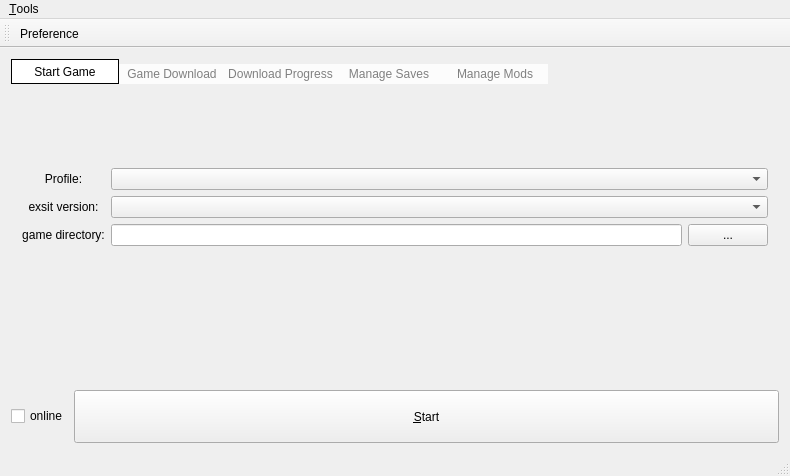
Old version of the form Kaminec/UI/kamineclauncher.ui in the repository kaniol-lck/Kaminec.
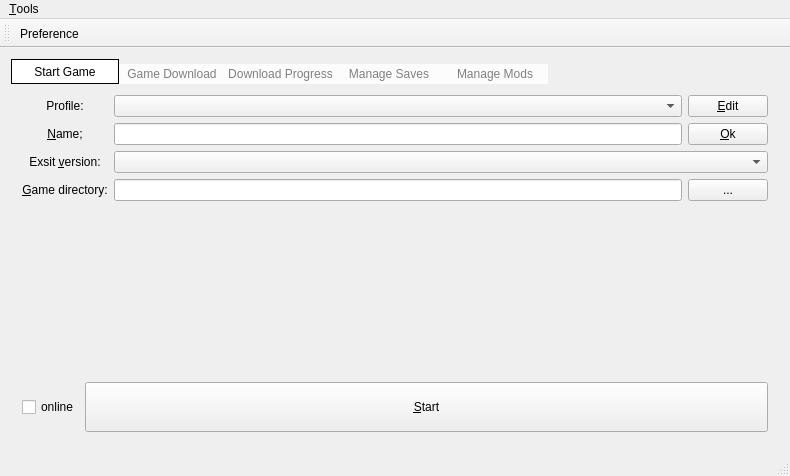
New version of the form.

Commit message: Add rename profile

```diff
--- a/Kaminec/UI/kamineclauncher.ui
+++ b/Kaminec/UI/kamineclauncher.ui
@@ -27,7 +27,7 @@
     <string notr="true"/>
    </property>
    <layout class="QGridLayout" name="gridLayout">
-    <item row="0" column="0" colspan="2">
+    <item row="0" column="0">
      <widget class="QTabWidget" name="moduleSwitch">
       <property name="autoFillBackground">
        <bool>false</bool>
@@ -48,7 +48,53 @@
        <layout class="QGridLayout" name="gridLayout_7">
         <item row="0" column="0" colspan="2">
          <layout class="QGridLayout" name="gridLayout_3">
+          <item row="0" column="0">
+           <widget class="QLabel" name="profile_label">
+            <property name="text">
+             <string>Profile:</string>
+            </property>
+            <property name="alignment">
+             <set>Qt::AlignCenter</set>
+            </property>
+            <property name="buddy">
+             <cstring>profile_cb</cstring>
+            </property>
+           </widget>
+          </item>
+          <item row="0" column="1">
+           <widget class="QComboBox" name="profile_cb"/>
+          </item>
+          <item row="0" column="2">
+           <widget class="QPushButton" name="editProfile_pb">
+            <property name="text">
+             <string>&amp;Edit</string>
+            </property>
+           </widget>
+          </item>
           <item row="1" column="0">
+           <widget class="QLabel" name="profileName_label">
+            <property name="text">
+             <string>&amp;Name;</string>
+            </property>
+            <property name="alignment">
+             <set>Qt::AlignCenter</set>
+            </property>
+            <property name="buddy">
+             <cstring>profileName_le</cstring>
+            </property>
+           </widget>
+          </item>
+          <item row="1" column="1">
+           <widget class="QLineEdit" name="profileName_le"/>
+          </item>
+          <item row="1" column="2">
+           <widget class="QPushButton" name="editOver_pb">
+            <property name="text">
+             <string>&amp;Ok</string>
+            </property>
+           </widget>
+          </item>
+          <item row="2" column="0">
            <widget class="QLabel" name="version_label">
             <property name="sizePolicy">
              <sizepolicy hsizetype="Preferred" vsizetype="Preferred">
@@ -63,14 +109,17 @@
              </size>
             </property>
             <property name="text">
-             <string>exsit version:</string>
+             <string>Exsit &amp;version:</string>
             </property>
             <property name="alignment">
              <set>Qt::AlignCenter</set>
             </property>
+            <property name="buddy">
+             <cstring>version_cb</cstring>
+            </property>
            </widget>
           </item>
-          <item row="1" column="1" colspan="2">
+          <item row="2" column="1" colspan="2">
            <widget class="QComboBox" name="version_cb">
             <property name="sizePolicy">
              <sizepolicy hsizetype="Expanding" vsizetype="Fixed">
@@ -89,7 +138,7 @@
             </property>
            </widget>
           </item>
-          <item row="2" column="0">
+          <item row="3" column="0">
            <widget class="QLabel" name="gameDir_label">
             <property name="sizePolicy">
              <sizepolicy hsizetype="Preferred" vsizetype="Preferred">
@@ -104,7 +153,7 @@
              </size>
             </property>
             <property name="text">
-             <string>game directory:</string>
+             <string>&amp;Game directory:</string>
             </property>
             <property name="alignment">
              <set>Qt::AlignCenter</set>
@@ -114,10 +163,10 @@
             </property>
            </widget>
           </item>
-          <item row="2" column="1">
+          <item row="3" column="1">
            <widget class="QLineEdit" name="gameDir_le"/>
           </item>
-          <item row="2" column="2">
+          <item row="3" column="2">
            <widget class="QPushButton" name="gameDir_showPb">
             <property name="autoFillBackground">
              <bool>false</bool>
@@ -133,21 +182,50 @@
             </property>
            </widget>
           </item>
-          <item row="0" column="1" colspan="2">
-           <widget class="QComboBox" name="profile_cb"/>
-          </item>
-          <item row="0" column="0">
-           <widget class="QLabel" name="profile_label">
-            <property name="text">
-             <string>Profile:</string>
-            </property>
-            <property name="alignment">
-             <set>Qt::AlignCenter</set>
-            </property>
-           </widget>
-          </item>
          </layout>
         </item>
+        <item row="1" column="0" colspan="2">
+         <spacer name="verticalSpacer">
+          <property name="orientation">
+           <enum>Qt::Vertical</enum>
+          </property>
+          <property name="sizeType">
+           <enum>QSizePolicy::Expanding</enum>
+          </property>
+          <property name="sizeHint" stdset="0">
+           <size>
+            <width>178</width>
+            <height>173</height>
+           </size>
+          </property>
+         </spacer>
+        </item>
+        <item row="2" column="0">
+         <widget class="QCheckBox" name="isVerified_cb">
+          <property name="text">
+           <string>online</string>
+          </property>
+         </widget>
+        </item>
+        <item row="2" column="1">
+         <widget class="QPushButton" name="start_pb">
+          <property name="sizePolicy">
+           <sizepolicy hsizetype="Expanding" vsizetype="Fixed">
+            <horstretch>0</horstretch>
+            <verstretch>0</verstretch>
+           </sizepolicy>
+          </property>
+          <property name="minimumSize">
+           <size>
+            <width>0</width>
+            <height>50</height>
+           </size>
+          </property>
+          <property name="text">
+           <string>&amp;Start</string>
+          </property>
+         </widget>
+        </item>
        </layout>
       </widget>
       <widget class="QWidget" name="game_download">
@@ -282,48 +360,6 @@
       </widget>
      </widget>
     </item>
-    <item row="1" column="0" colspan="2">
-     <spacer name="verticalSpacer">
-      <property name="orientation">
-       <enum>Qt::Vertical</enum>
-      </property>
-      <property name="sizeType">
-       <enum>QSizePolicy::Expanding</enum>
-      </property>
-      <property name="sizeHint" stdset="0">
-       <size>
-        <width>178</width>
-        <height>51</height>
-       </size>
-      </property>
-     </spacer>
-    </item>
-    <item row="2" column="0">
-     <widget class="QCheckBox" name="isVerified_cb">
-      <property name="text">
-       <string>online</string>
-      </property>
-     </widget>
-    </item>
-    <item row="2" column="1">
-     <widget class="QPushButton" name="start_pb">
-      <property name="sizePolicy">
-       <sizepolicy hsizetype="Expanding" vsizetype="Expanding">
-        <horstretch>0</horstretch>
-        <verstretch>0</verstretch>
-       </sizepolicy>
-      </property>
-      <property name="minimumSize">
-       <size>
-        <width>0</width>
-        <height>50</height>
-       </size>
-      </property>
-      <property name="text">
-       <string>&amp;Start</string>
-      </property>
-     </widget>
-    </item>
    </layout>
   </widget>
   <widget class="QMenuBar" name="menuBar">
```
The commit also changes 5 other files.
